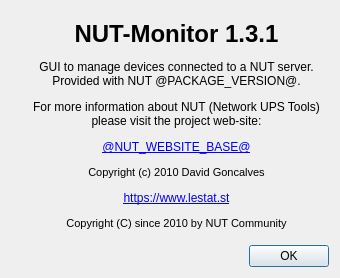
Before: the Qt Designer form scripts/python/app/ui/aboutdialog1.ui in networkupstools/nut, drawn with Qt 5.
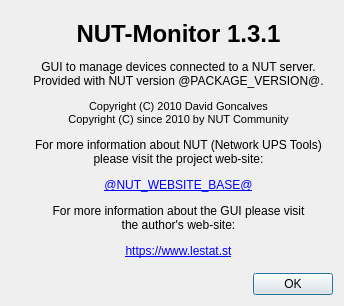
After: the same form once the commit is applied.

Commit message: scripts/python/app/{ui,locale}/*: adjust localization of About dialog with HTML Markup of aboutdialog1.ui file [#722]

```diff
--- a/scripts/python/app/ui/aboutdialog1.ui
+++ b/scripts/python/app/ui/aboutdialog1.ui
@@ -33,13 +33,15 @@
         <property name="text">
          <string>&lt;h1&gt;NUT-Monitor 1.3.1&lt;/h1&gt;
 &lt;p&gt;GUI to manage devices connected to a NUT server.&lt;br/&gt;
-Provided with NUT @PACKAGE_VERSION@.&lt;/p&gt;
+Provided with NUT version @PACKAGE_VERSION@.&lt;/p&gt;
+&lt;p style=&quot; font-size:8pt;&quot;&gt;Copyright (C) 2010 David Goncalves&lt;br/&gt;
+Copyright (C) since 2010 by NUT Community&lt;/p&gt;
 &lt;p&gt;For more information about NUT (Network UPS Tools)&lt;br/&gt;
 please visit the project web-site:&lt;/p&gt;
 &lt;p style=&quot;margin-bottom: 1.5em&quot;&gt;&lt;a href=&quot;@NUT_WEBSITE_BASE@&quot;&gt;@NUT_WEBSITE_BASE@&lt;/a&gt;&lt;/p&gt;
-&lt;p style=&quot; font-size:8pt;&quot;&gt;Copyright (c) 2010 David Goncalves&lt;/p&gt;
-&lt;p&gt;&lt;a href=&quot;https://www.lestat.st/en/informatique/projets/nut-monitor&quot;&gt;https://www.lestat.st&lt;/a&gt;&lt;/p&gt;
-&lt;p style=&quot; font-size:8pt;&quot;&gt;Copyright (C) since 2010 by NUT Community&lt;/p&gt;</string>
+&lt;p&gt;For more information about the GUI please visit&lt;br/&gt;
+the author's web-site:&lt;/p&gt;
+&lt;p&gt;&lt;a href=&quot;https://www.lestat.st/en/informatique/projets/nut-monitor&quot;&gt;https://www.lestat.st&lt;/a&gt;&lt;/p&gt;</string>
         </property>
         <property name="textFormat">
          <enum>Qt::RichText</enum>
```
The commit also changes 6 other files.
